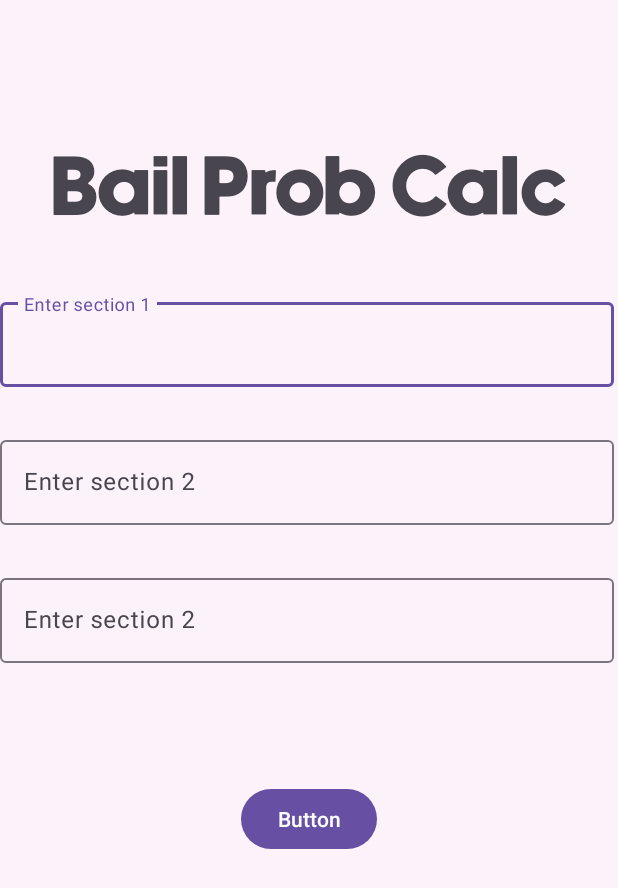
After one commit to notaaash/teamzvezda, an Android app: the BailProb screen opened directly, with no data from a screen before it, on a phone screen of 412 x 824 dp. The commit adds this screen. Shown: the top 888 px of the screen. Run offline under Robolectric (Android 15) with nearby library versions, the phone set to English and light mode, and no system bars; Roboto replaces fonts that are not available here.

Commit message:
updated bail prob

```diff
--- a/app/src/main/AndroidManifest.xml
+++ b/app/src/main/AndroidManifest.xml
@@ -3,10 +3,12 @@
     xmlns:tools="http://schemas.android.com/tools">
 
     <uses-permission android:name="android.permission.ACCESS_FINE_LOCATION" />
+    <uses-permission android:name="android.permission.ACCESS_COARSE_LOCATION" />
     <uses-permission android:name="android.permission.INTERNET" />
 
     <application
         android:allowBackup="true"
+        android:usesCleartextTraffic="true"
         android:dataExtractionRules="@xml/data_extraction_rules"
         android:fullBackupContent="@xml/backup_rules"
         android:icon="@mipmap/ic_launcher"
@@ -15,6 +17,9 @@
         android:supportsRtl="true"
         android:theme="@style/Theme.MyApplication"
         tools:targetApi="31">
+        <activity
+            android:name=".BailProb"
+            android:exported="false" />
 
         <!--
              TODO: Before you run your application, you need a Google Maps API key.
--- a/app/src/main/res/drawable/splash_screen_gradient_background.xml
+++ b/app/src/main/res/drawable/splash_screen_gradient_background.xml
@@ -2,7 +2,7 @@
 <selector xmlns:android="http://schemas.android.com/apk/res/android">
     <item>
         <shape android:shape="rectangle">
-            <gradient android:startColor="#F69575" android:endColor="#FFB900" android:angle="270"/>
+            <gradient android:startColor="#86A8E7" android:endColor="#544a7d" android:angle="270"/>
 
         </shape>
     </item>
--- /dev/null
+++ b/app/src/main/res/layout/activity_bail_prob.xml
@@ -0,0 +1,75 @@
+<?xml version="1.0" encoding="utf-8"?>
+<androidx.constraintlayout.widget.ConstraintLayout xmlns:android="http://schemas.android.com/apk/res/android"
+    xmlns:app="http://schemas.android.com/apk/res-auto"
+    xmlns:tools="http://schemas.android.com/tools"
+    android:id="@+id/main"
+    android:layout_width="match_parent"
+    android:layout_height="match_parent"
+    tools:context=".BailProb"
+    android:background="#fcf2fa">
+
+    <TextView
+        android:id="@+id/textView28"
+        android:layout_width="wrap_content"
+        android:layout_height="wrap_content"
+        android:layout_marginTop="100dp"
+        android:fontFamily="@font/newake"
+        android:text="Bail Prob Calc"
+        android:textAlignment="center"
+        android:textSize="56sp"
+        app:layout_constraintEnd_toEndOf="parent"
+        app:layout_constraintStart_toStartOf="parent"
+        app:layout_constraintTop_toTopOf="parent" />
+
+    <com.google.android.material.textfield.TextInputLayout
+        android:id="@+id/textInputLayout"
+        android:layout_width="409dp"
+        android:layout_height="wrap_content"
+        android:layout_marginTop="40dp"
+        app:layout_constraintStart_toStartOf="parent"
+        app:layout_constraintTop_toBottomOf="@+id/textView28">
+
+        <com.google.android.material.textfield.TextInputEditText
+            android:layout_width="match_parent"
+            android:layout_height="wrap_content"
+            android:hint="Enter section 1" />
+    </com.google.android.material.textfield.TextInputLayout>
+
+    <com.google.android.material.textfield.TextInputLayout
+        android:id="@+id/textInputLayout2"
+        android:layout_width="409dp"
+        android:layout_height="wrap_content"
+        android:layout_marginTop="30dp"
+        app:layout_constraintStart_toStartOf="parent"
+        app:layout_constraintTop_toBottomOf="@+id/textInputLayout">
+
+        <com.google.android.material.textfield.TextInputEditText
+            android:layout_width="match_parent"
+            android:layout_height="wrap_content"
+            android:hint="Enter section 2" />
+    </com.google.android.material.textfield.TextInputLayout>
+
+    <com.google.android.material.textfield.TextInputLayout
+        android:id="@+id/textInputLayout3"
+        android:layout_width="409dp"
+        android:layout_height="wrap_content"
+        android:layout_marginTop="30dp"
+        app:layout_constraintStart_toStartOf="parent"
+        app:layout_constraintTop_toBottomOf="@+id/textInputLayout2">
+
+        <com.google.android.material.textfield.TextInputEditText
+            android:layout_width="match_parent"
+            android:layout_height="wrap_content"
+            android:hint="Enter section 2" />
+    </com.google.android.material.textfield.TextInputLayout>
+
+    <Button
+        android:id="@+id/button4"
+        android:layout_width="wrap_content"
+        android:layout_height="wrap_content"
+        android:layout_marginTop="80dp"
+        android:text="Button"
+        app:layout_constraintEnd_toEndOf="parent"
+        app:layout_constraintStart_toStartOf="parent"
+        app:layout_constraintTop_toBottomOf="@+id/textInputLayout3" />
+</androidx.constraintlayout.widget.ConstraintLayout>
--- a/app/src/main/res/values/strings.xml
+++ b/app/src/main/res/values/strings.xml
@@ -113,5 +113,4 @@
     </string-array>
 
 
-
 </resources>
```
Also changed, not shown: app/build.gradle.kts (+10 -0 lines), app/src/main/java/com/example/raahatapp/BailProb.java (added, +100 -0 lines), app/src/main/java/com/example/raahatapp/Dashboard.java (+10 -0 lines), app/src/main/res/layout/activity_dashboard.xml (+14 -2 lines), app/src/main/res/drawable/bailprob.png (added), 3 other files.
